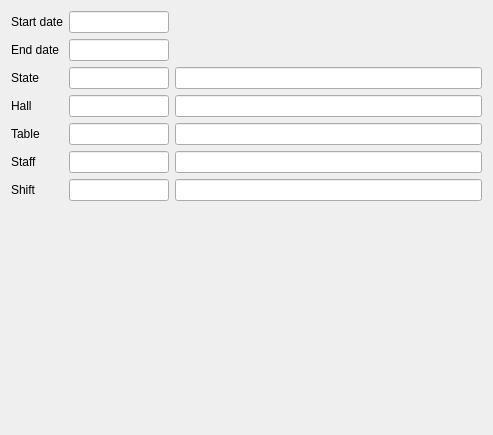
First picture: the form in Reports/cr5commonsalesfilter.ui, repository End1-1/Cafe5, before the edit.
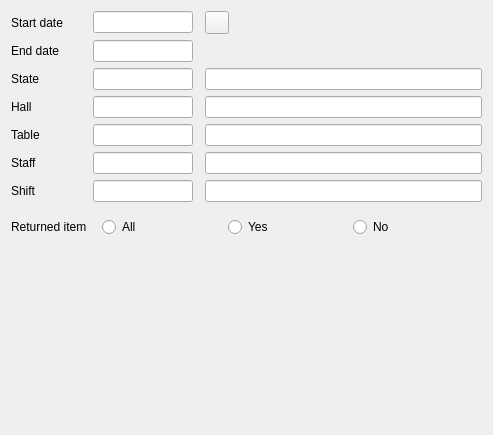
Second picture: the form after the edit. Icons and pictures are not drawn. Custom widgets are drawn as their Qt base class.

```diff
--- a/Reports/cr5commonsalesfilter.ui
+++ b/Reports/cr5commonsalesfilter.ui
@@ -230,6 +230,60 @@
      </property>
     </widget>
    </item>
+   <item row="0" column="3">
+    <widget class="QToolButton" name="toolButton">
+     <property name="text">
+      <string/>
+     </property>
+     <property name="icon">
+      <iconset resource="../resources/res.qrc">
+       <normaloff>:/pushpin.png</normaloff>:/pushpin.png</iconset>
+     </property>
+     <property name="FixDate" stdset="0">
+      <bool>true</bool>
+     </property>
+    </widget>
+   </item>
+   <item row="7" column="1" colspan="3">
+    <widget class="QWidget" name="widget" native="true">
+     <property name="minimumSize">
+      <size>
+       <width>0</width>
+       <height>0</height>
+      </size>
+     </property>
+     <layout class="QHBoxLayout" name="horizontalLayout">
+      <item>
+       <widget class="QRadioButton" name="rbRIAll">
+        <property name="text">
+         <string>All</string>
+        </property>
+       </widget>
+      </item>
+      <item>
+       <widget class="QRadioButton" name="rbRIYes">
+        <property name="text">
+         <string>Yes</string>
+        </property>
+       </widget>
+      </item>
+      <item>
+       <widget class="QRadioButton" name="rbRINo">
+        <property name="text">
+         <string>No</string>
+        </property>
+       </widget>
+      </item>
+     </layout>
+    </widget>
+   </item>
+   <item row="7" column="0">
+    <widget class="QLabel" name="label_8">
+     <property name="text">
+      <string>Returned item</string>
+     </property>
+    </widget>
+   </item>
   </layout>
  </widget>
  <customwidgets>
```
Left out of the diff: 4 changed lines with no effect on the pictures.
